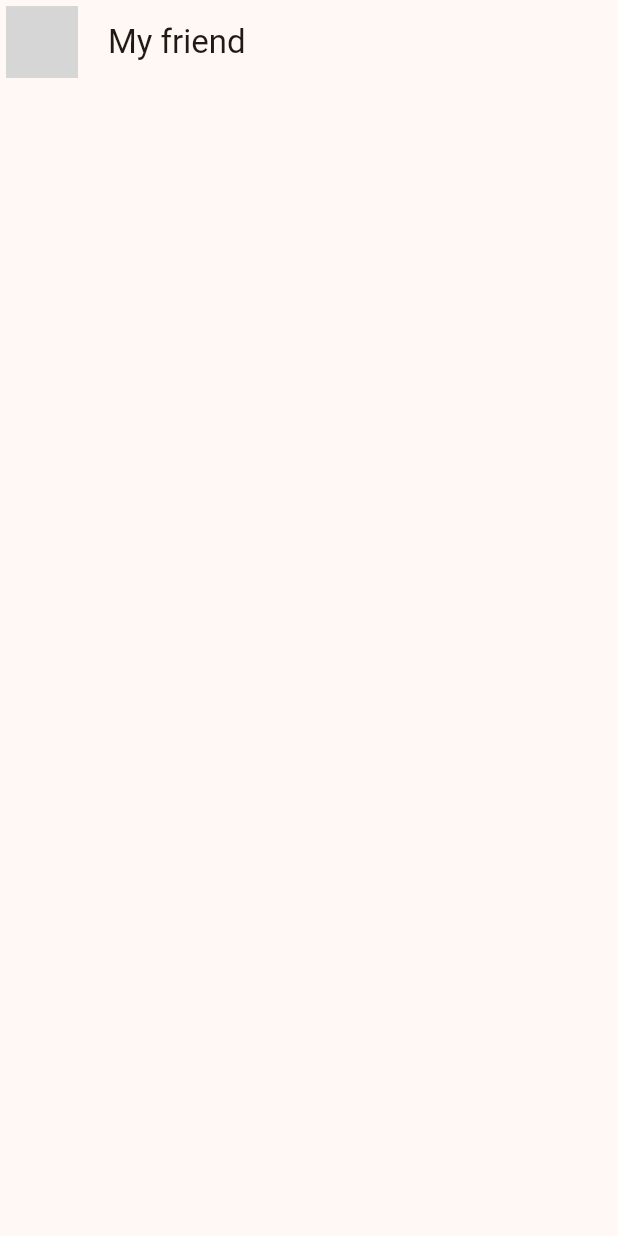
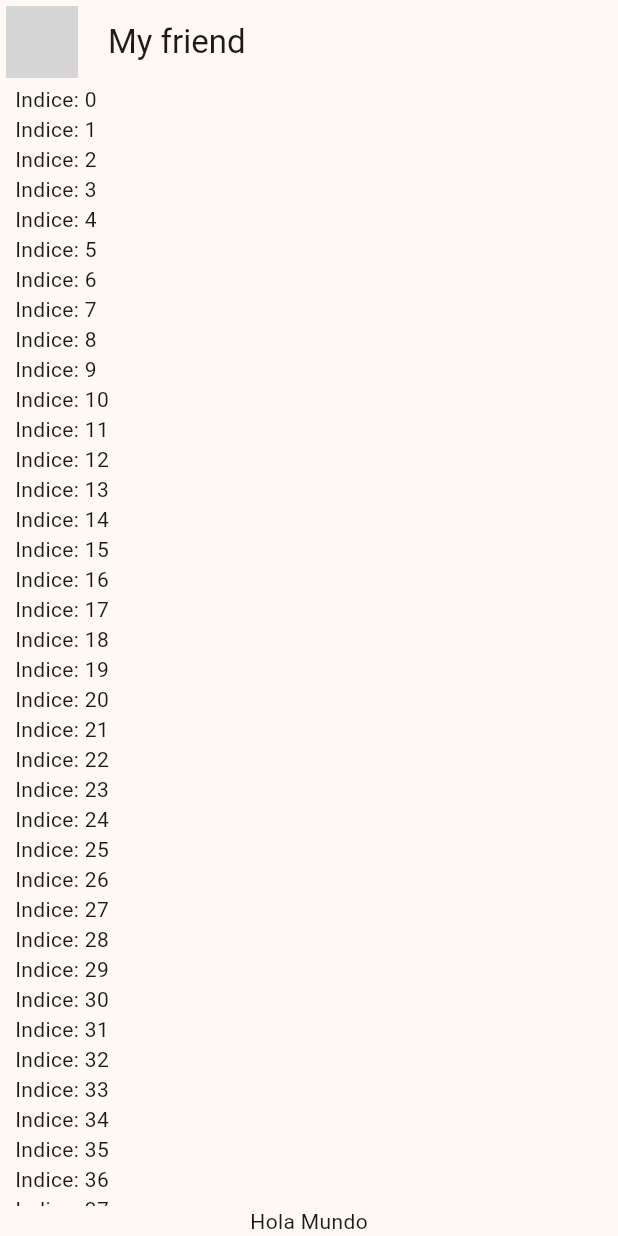
Before and after one commit to VictorEML9092/yes_no_app, a Flutter app: the screen it shows after launch, on a phone screen of 412 x 824 dp. Run offline on Flutter 3.47's test engine with Material 3 defaults, Android fonts, the phone set to English and light mode, and no system bars; network calls fail; grey boxes are pictures that could not be loaded.

```diff
--- a/lib/presentation/chat/chat_screen.dart
+++ b/lib/presentation/chat/chat_screen.dart
@@ -17,6 +17,30 @@ class ChatScreen extends StatelessWidget {
         title: Text('My friend'),
         centerTitle: false,
       ),
+      body: _ChatView(),
     );
   }
 }
+
+class _ChatView extends StatelessWidget {
+  @override
+  Widget build(BuildContext context) {
+    return SafeArea(
+      child: Padding(
+        padding: const EdgeInsets.symmetric(horizontal: 10),
+        child: Column(
+          children: [
+            Expanded(
+                child: ListView.builder(
+              itemCount: 100,
+              itemBuilder: (context, index) {
+                return Text('Indice: $index');
+              },
+            )),
+            Text('Hola Mundo')
+          ],
+        ),
+      ),
+    );
+  }
+}
```
